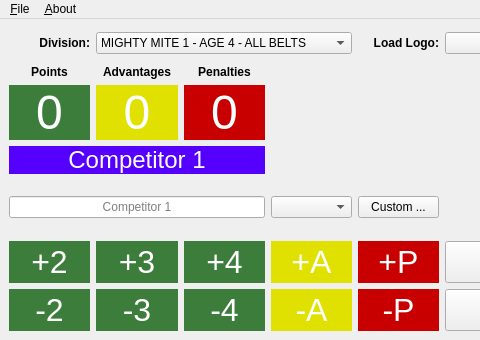
Old version of the form controls.ui in the repository craigmac/openroll; both pictures show x 0 to 480 and y 0 to 340 of the 1098 by 340 pixel window.
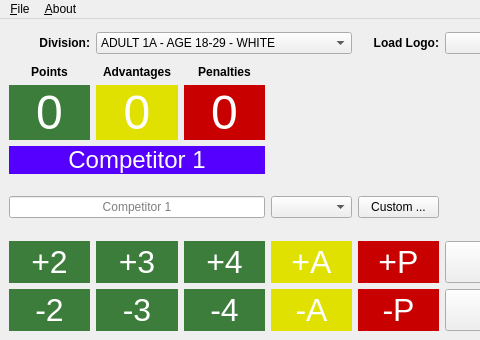
New version of the form. Icons and pictures are not drawn.

Commit message: timer bugs mostly? worked out and stable.

Patch:
```diff
--- a/controls.ui
+++ b/controls.ui
@@ -156,7 +156,7 @@
          </sizepolicy>
         </property>
         <property name="currentIndex">
-         <number>0</number>
+         <number>14</number>
         </property>
         <item>
          <property name="text">
```
The commit also changes 2 other files.
